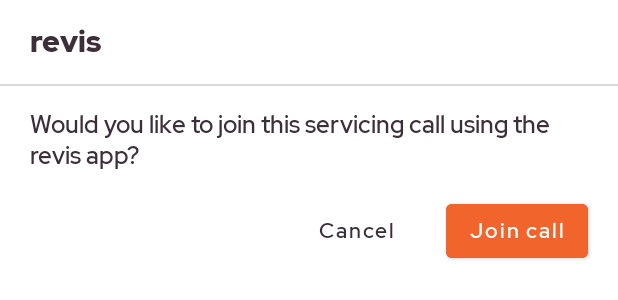
After one commit to chandruscm/Revis, an Android app: the layout fragment_deep_link_dialog_prompt.xml on its own in the app's theme, with its tools: preview values and no code run, on a phone screen of 412 x 824 dp. The commit adds this screen. Shown: the top 300 px of the screen. Run offline under Robolectric (Android 15) with nearby library versions, the phone set to English and light mode, and no system bars.

Commit message:
Implement deep link dialog prompt

```diff
--- a/app/src/main/java/com/revis/di/builder/FragmentBuilder.kt
+++ b/app/src/main/java/com/revis/di/builder/FragmentBuilder.kt
@@ -3,6 +3,7 @@ package com.revis.di.builder
 import com.revis.di.scope.FragmentScope
 import com.revis.ui.contacts.AllContactsFragment
 import com.revis.ui.contacts.CallLogsFragment
+import com.revis.ui.dialog.DeepLinkDialogPromptFragment
 import com.revis.ui.home.HomeFragment
 import com.revis.ui.video.VideoCallFragment
 import dagger.Module
@@ -30,4 +31,8 @@ abstract class FragmentBuilder {
     @FragmentScope
     @ContributesAndroidInjector
     internal abstract fun provideVideoCallFragment(): VideoCallFragment
+
+    @FragmentScope
+    @ContributesAndroidInjector
+    internal abstract fun provideDeepLinkDialogPromptFragment(): DeepLinkDialogPromptFragment
 }
--- /dev/null
+++ b/app/src/main/res/drawable/deep_link_dialog_prompt_background.xml
@@ -0,0 +1,10 @@
+<?xml version="1.0" encoding="utf-8"?>
+<shape
+    xmlns:android="http://schemas.android.com/apk/res/android"
+    android:shape="rectangle">
+
+    <corners android:radius="@dimen/dialog_corner_radius" />
+
+    <solid android:color="@android:color/white" />
+
+</shape>
--- /dev/null
+++ b/app/src/main/res/layout/fragment_deep_link_dialog_prompt.xml
@@ -0,0 +1,83 @@
+<?xml version="1.0" encoding="utf-8"?>
+<layout
+    xmlns:android="http://schemas.android.com/apk/res/android"
+    xmlns:app="http://schemas.android.com/apk/res-auto">
+
+    <androidx.constraintlayout.widget.ConstraintLayout
+        android:layout_width="match_parent"
+        android:layout_height="wrap_content"
+        >
+
+        <TextView
+            android:id="@+id/app_title"
+            android:layout_width="match_parent"
+            android:layout_height="0dp"
+            android:paddingStart="@dimen/spacing_large"
+            android:gravity="center_vertical"
+            android:text="@string/app_name"
+            app:layout_constraintBottom_toTopOf="@+id/guideline"
+            app:layout_constraintStart_toStartOf="parent"
+            app:layout_constraintTop_toTopOf="parent"
+            style="@style/AppBarTitleText"
+            />
+
+        <androidx.constraintlayout.widget.Guideline
+            android:id="@+id/guideline"
+            android:layout_width="wrap_content"
+            android:layout_height="wrap_content"
+            android:orientation="horizontal"
+            app:layout_constraintGuide_begin="?actionBarSize"
+            />
+
+        <View
+            android:id="@+id/separator"
+            android:layout_width="match_parent"
+            android:layout_height="1dp"
+            android:background="@color/greyLight"
+            app:layout_constraintStart_toStartOf="parent"
+            app:layout_constraintEnd_toEndOf="parent"
+            app:layout_constraintTop_toBottomOf="@id/guideline"
+            />
+
+        <TextView
+            android:id="@+id/text_join_call"
+            android:layout_width="match_parent"
+            android:layout_height="wrap_content"
+            android:paddingStart="@dimen/spacing_large"
+            android:paddingEnd="@dimen/spacing_large"
+            android:paddingTop="@dimen/spacing_medium"
+            android:paddingBottom="@dimen/spacing_medium"
+            android:text="@string/join_call_via_link_prompt"
+            app:layout_constraintEnd_toEndOf="parent"
+            app:layout_constraintStart_toStartOf="parent"
+            app:layout_constraintTop_toTopOf="@+id/guideline"
+            style="@style/PrimaryText"
+            />
+
+        <com.google.android.material.button.MaterialButton
+            android:id="@+id/button_join"
+            android:layout_width="wrap_content"
+            android:layout_height="wrap_content"
+            android:layout_marginEnd="@dimen/spacing_large"
+            android:layout_marginBottom="@dimen/spacing_medium"
+            android:text="@string/join"
+            app:layout_constraintBottom_toBottomOf="parent"
+            app:layout_constraintEnd_toEndOf="parent"
+            app:layout_constraintTop_toBottomOf="@+id/text_join_call"
+            style="@style/SolidButtonStyle.Accent"
+            />
+
+        <com.google.android.material.button.MaterialButton
+            android:id="@+id/button_cancel"
+            android:layout_width="wrap_content"
+            android:layout_height="wrap_content"
+            android:layout_marginEnd="@dimen/spacing_medium"
+            android:text="@string/cancel"
+            app:layout_constraintEnd_toStartOf="@+id/button_join"
+            app:layout_constraintTop_toBottomOf="@+id/text_join_call"
+            style="@style/TextButtonStyle"
+            />
+
+    </androidx.constraintlayout.widget.ConstraintLayout>
+
+</layout>
--- a/app/src/main/res/values/dimens.xml
+++ b/app/src/main/res/values/dimens.xml
@@ -14,4 +14,6 @@
     <dimen name="bottom_sheet_corner_radius">16dp</dimen>
     <dimen name="bottom_sheet_peek_height">360dp</dimen>
 
+    <dimen name="dialog_corner_radius">6dp</dimen>
+
 </resources>
--- a/app/src/main/res/values/strings.xml
+++ b/app/src/main/res/values/strings.xml
@@ -15,4 +15,9 @@
 
     <!-- Video Call -->
     <string name="pause_call">Pause</string>
+
+    <!-- Deep link Dialog -->
+    <string name="join_call_via_link_prompt">Would you like to join this servicing call using the revis app?</string>
+    <string name="join">Join call</string>
+    <string name="cancel">Cancel</string>
 </resources>
--- a/app/src/main/res/values/styles.xml
+++ b/app/src/main/res/values/styles.xml
@@ -12,10 +12,24 @@
 
     <style name="AppTheme" parent="BaseTheme"/>
 
+    <style name="DeepLinkDialogTheme" parent="Theme.MaterialComponents.Dialog.Alert">
+        <item name="colorPrimary">@color/colorPrimary</item>
+        <item name="colorPrimaryDark">@color/colorPrimaryDark</item>
+        <item name="colorAccent">@color/colorAccent</item>
+        <item name="android:windowNoTitle">true</item>
+        <item name="android:windowBackground">@drawable/deep_link_dialog_prompt_background</item>
+        <item name="android:colorControlHighlight">@color/colorAccentLight</item>
+        <item name="android:fontFamily">@font/red_hat</item>
+    </style>
+
     <style name="AppBarTitleText">
         <item name="android:textColor">@color/colorPrimary</item>
         <item name="android:textSize">@dimen/font_extra_large</item>
         <item name="android:textStyle">bold</item>
+    </style>
+
+    <style name="AppBarTitleText.Light">
+        <item name="android:textColor">@color/whiteDirty</item>
     </style>
 
     <style name="PrimaryText">
@@ -47,7 +61,6 @@
 
     <style name="ExtendedFloatingButton" parent="Widget.MaterialComponents.ExtendedFloatingActionButton">
         <item name="android:textColor">@color/whiteDirty</item>
-        <item name="android:textStyle">bold</item>
         <item name="android:textAllCaps">false</item>
         <item name="backgroundTint">@color/colorPrimary</item>
         <item name="iconTint">@color/whiteDirty</item>
@@ -63,4 +76,26 @@
         <item name="tint">@color/icon_tint_active_select</item>
     </style>
 
+    <style name="SolidButtonStyle" parent="@style/Widget.MaterialComponents.Button">
+        <item name="android:textSize">@dimen/font_small</item>
+        <item name="android:textColor">@android:color/white</item>
+        <item name="android:textAllCaps">false</item>
+    </style>
+
+    <style name="SolidButtonStyle.Accent">
+        <item name="android:backgroundTint">@color/colorAccent</item>
+    </style>
+
+    <style name="SolidButtonStyle.Primary">
+        <item name="android:backgroundTint">@color/colorPrimary</item>
+    </style>
+
+    <style name="TextButtonStyle" parent="@style/Widget.MaterialComponents.Button.OutlinedButton">
+        <item name="rippleColor">@color/colorAccentLight</item>
+        <item name="strokeWidth">0dp</item>
+        <item name="android:textSize">@dimen/font_small</item>
+        <item name="android:textAllCaps">false</item>
+        <item name="android:textColor">@color/colorPrimary</item>
+    </style>
+
 </resources>
```
Also changed, not shown: app/src/main/AndroidManifest.xml (+7 -1 lines), app/src/main/java/com/revis/di/builder/ActivityBuilder.kt (+10 -0 lines), app/src/main/java/com/revis/ui/MainActivity.kt (+0 -9 lines), app/src/main/java/com/revis/ui/dialog/DeepLinkDialogPromptActivity.kt (added, +26 -0 lines), app/src/main/java/com/revis/ui/dialog/DeepLinkDialogPromptFragment.kt (added, +48 -0 lines), app/src/main/java/com/revis/ui/home/HomeFragment.kt (+1 -22 lines), app/src/main/java/com/revis/ui/video/VideoCallActivity.kt (+5 -2 lines), app/src/main/res/layout/activity_deep_link_dialog_prompt.xml (added, +22 -0 lines), app/src/main/res/navigation/dialog.xml (added, +39 -0 lines), app/src/main/res/navigation/main.xml (+0 -16 lines).
